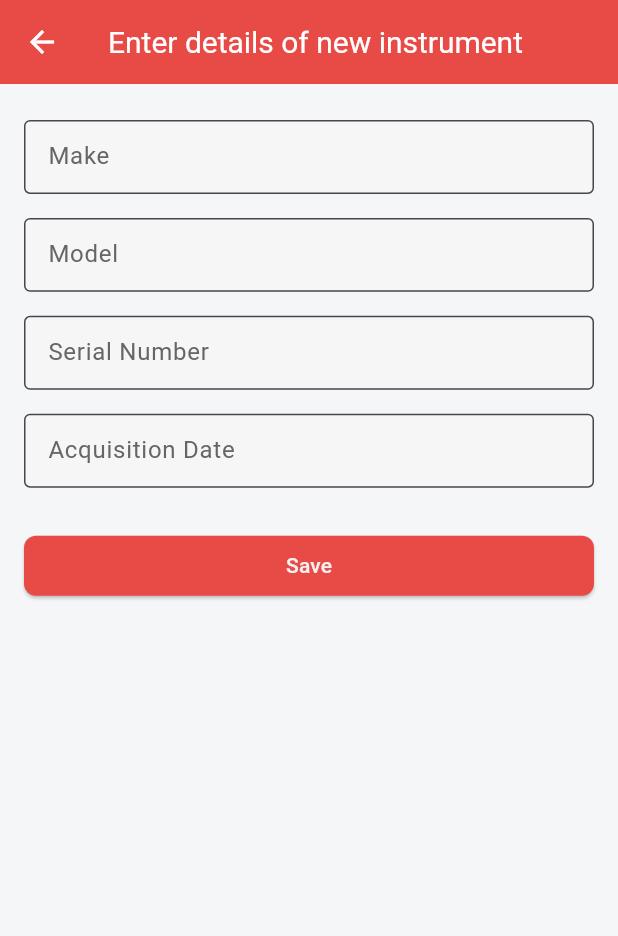
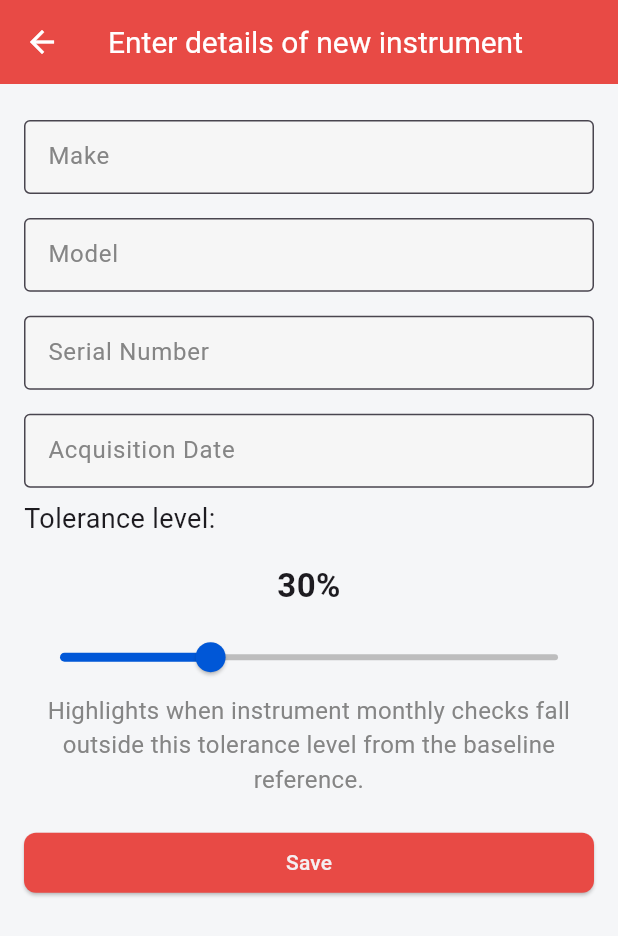
Before and after one commit to Sparky-Software/CalKeeper, a Flutter app: the screen it shows after launch, after a tap on "New Instrument", on a phone screen of 412 x 824 dp. Shown: the top 936 px of the screen. Run offline on Flutter 3.47's test engine with Material 3 defaults, Android fonts, the phone set to English and light mode, and no system bars; drawn by our look-alikes of showcaseview; our stand-ins replace hive, pdf, printing, shared_preferences; accounts and stored records are empty.

Commit message:
pre release 2

```diff
--- a/lib/core/utils/theme.dart
+++ b/lib/core/utils/theme.dart
@@ -6,7 +6,7 @@ class AppTheme {
   static const Color primaryColor = Color(0xFFe84a45);
   static const Color backgroundColor = Color(0xF5F5F6F8);
   static const Color textColor1 = Color(0xFF333333);
-  static const Color textColor2 = Color(0xFF666666);
+  static const Color textColor2 = Color(0xFF858585);
   static const Color accentColor = Color(0xFF0057D7);
   static const Color buttonTextColor = backgroundColor;
   static const Color textBoxColor = Color(0xFFF6F6F6);
@@ -80,6 +80,16 @@ class AppTheme {
           primary: buttonTextColor,
         ),
       ),
+      sliderTheme: SliderThemeData(
+        activeTrackColor: accentColor,
+        inactiveTrackColor: textColor2.withOpacity(0.5),
+        thumbColor: accentColor,
+        overlayColor: accentColor.withOpacity(0.3),
+        valueIndicatorColor: accentColor,
+        valueIndicatorTextStyle: TextStyle(
+          color: buttonTextColor,
+        ),
+      ),
       expansionTileTheme: ExpansionTileThemeData(
         collapsedIconColor: accentColor,
         iconColor: accentColor,
--- a/lib/models/instrument.dart
+++ b/lib/models/instrument.dart
@@ -16,10 +16,14 @@ class Instrument {
   @HiveField(3)
   String acquisitionDate;
 
+  @HiveField(4)
+  double tolerance = 0.3;
+
   Instrument({
     required this.make,
     required this.model,
     required this.serialNum,
     required this.acquisitionDate,
+    this.tolerance = 0.3,
   });
 }
--- a/lib/models/instrument_test.dart
+++ b/lib/models/instrument_test.dart
@@ -25,9 +25,6 @@ class InstrumentTest {
   @HiveField(5)
   InstrumentTestPoint? activeTestPoint;
 
-  @HiveField(6)
-  double tolerance = 0.3;
-
   InstrumentTest({
     this.instrument,
     this.tester,
--- a/lib/pages/home/home_page.dart
+++ b/lib/pages/home/home_page.dart
@@ -32,12 +32,12 @@ class HomePageState extends State<HomePage> {
 
     if (!hasShownNewInstrumentHint) {
       WidgetsBinding.instance.addPostFrameCallback((_) {
-        ShowCaseWidget.of(context)?.startShowCase([_newInstrumentKey]);
+        ShowCaseWidget.of(context).startShowCase([_newInstrumentKey]);
         prefs.setBool('hasShownNewInstrumentHint', true);
       });
     } else if (!hasShownChartHint) {
       WidgetsBinding.instance.addPostFrameCallback((_) {
-        ShowCaseWidget.of(context)?.startShowCase([_chartButtonKey]);
+        ShowCaseWidget.of(context).startShowCase([_chartButtonKey]);
         prefs.setBool('hasShownChartHint', true);
       });
     }
--- a/lib/pages/test_creation/instrument_details_page.dart
+++ b/lib/pages/test_creation/instrument_details_page.dart
@@ -4,6 +4,7 @@ import 'package:provider/provider.dart';
 import 'package:calcard_app/services/test_service.dart';
 import 'package:calcard_app/models/instrument.dart';
 import 'package:calcard_app/widgets/custom_text_form_field.dart';
+import '../../core/utils/theme.dart';
 import '../../services/tester_service.dart';
 
 class InstrumentDetailsPage extends StatefulWidget {
@@ -19,6 +20,7 @@ class InstrumentDetailsPageState extends State<InstrumentDetailsPage> {
   late TextEditingController _modelController;
   late TextEditingController _serialNumController;
   late TextEditingController _acquisitionDateController;
+  double _tolerance = 0.3;
 
   @override
   void initState() {
@@ -33,6 +35,7 @@ class InstrumentDetailsPageState extends State<InstrumentDetailsPage> {
         TextEditingController(text: instrument?.serialNum ?? '');
     _acquisitionDateController =
         TextEditingController(text: instrument?.acquisitionDate ?? '');
+    _tolerance = instrument?.tolerance ?? 0.3;
   }
 
   @override
@@ -74,6 +77,7 @@ class InstrumentDetailsPageState extends State<InstrumentDetailsPage> {
         model: _modelController.text,
         serialNum: _serialNumController.text,
         acquisitionDate: _acquisitionDateController.text,
+        tolerance: _tolerance,
       );
 
       try {
@@ -124,6 +128,42 @@ class InstrumentDetailsPageState extends State<InstrumentDetailsPage> {
                   LengthLimitingTextInputFormatter(10),
                 ],
               ),
+              const Text(
+                "Tolerance level:",
+                style: TextStyle(
+                  fontSize: AppTheme.textSizeMedium,
+                ),
+              ),
+              Padding(
+                padding: const EdgeInsets.only(top: 16, bottom: 8),
+                child: Text(
+                  '${(100*_tolerance).toStringAsFixed(0)}%',
+                  textAlign: TextAlign.center,
+                  style: const TextStyle(
+                    fontSize: AppTheme.textSizeLarge,
+                    fontWeight: FontWeight.bold,
+                  ),
+                ),
+              ),
+              Slider(
+                min: 0.0,
+                max: 1.0,
+                divisions: 100,
+                value: _tolerance,
+                onChanged: (value) {
+                  setState(() {
+                    _tolerance = value;
+                  });
+                },
+              ),
+              const Text(
+                "Highlights when instrument monthly checks fall outside this tolerance level from the baseline reference.",
+                textAlign: TextAlign.center,
+                style: TextStyle(
+                  fontSize: AppTheme.textSizeSmall,
+                  color: AppTheme.textColor2
+                ),
+              ),
               const SizedBox(height: 20),
               ElevatedButton(
                 onPressed: _saveInstrument,
--- a/lib/pages/test_creation/tester_details_page.dart
+++ b/lib/pages/test_creation/tester_details_page.dart
@@ -121,7 +121,7 @@ class _TesterDetailsPageState extends State<TesterDetailsPage> {
             children: <Widget>[
               CustomTextFormField(
                 controller: _nameController,
-                decoration: const InputDecoration(labelText: '*Name of Engineer'),
+                decoration: const InputDecoration(labelText: 'Name of Engineer'),
                 textCapitalization: TextCapitalization.words,
                 validator: (value) {
                   if (value == null || value.isEmpty) {
@@ -140,7 +140,7 @@ class _TesterDetailsPageState extends State<TesterDetailsPage> {
                 decoration: const InputDecoration(labelText: 'Address'),
                 multiLine: true,
                 textInputAction: TextInputAction.newline,
-                textCapitalization: TextCapitalization.sentences,
+                textCapitalization: TextCapitalization.words,
               ),
               CustomTextFormField(
                 controller: _emailController,
--- a/lib/widgets/settings_dialog.dart
+++ b/lib/widgets/settings_dialog.dart
@@ -43,7 +43,7 @@ class _SettingsDialogState extends State<SettingsDialog> {
         mainAxisSize: MainAxisSize.min,
         children: [
           SwitchListTile(
-            title: const Text('Notify me when my instrument tests are due'),
+            title: const Text('Notify me monthly when instrument checks are due.'),
             value: _notificationsEnabled,
             onChanged: (bool value) {
               setState(() {
--- a/pubspec.yaml
+++ b/pubspec.yaml
@@ -38,7 +38,6 @@ dependencies:
   path_provider: ^2.0.11
   pdf: ^3.11.1
   printing: ^5.13.2
-
 
   # The following adds the Cupertino Icons font to your application.
   # Use with the CupertinoIcons class for iOS style icons.
```
Also changed, not shown: lib/core/pdf/pdf_service.dart (+14 -5 lines), lib/pages/view_test/test_overview_page.dart (+5 -4 lines), lib/pages/view_test/widgets/test_point_grid.dart (+5 -5 lines), lib/models/instrument.g.dart, lib/models/instrument_test.g.dart, 1 other file.
